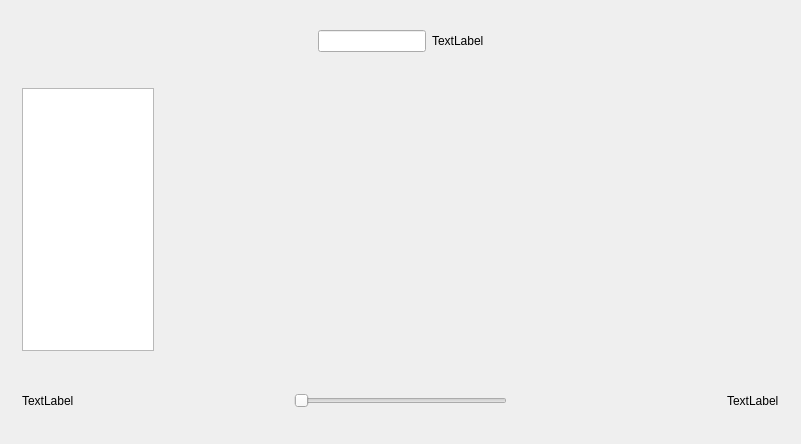
Qt form Human-Interaction/Music_Play/mainwindow.ui (100yang/Study) before a commit.
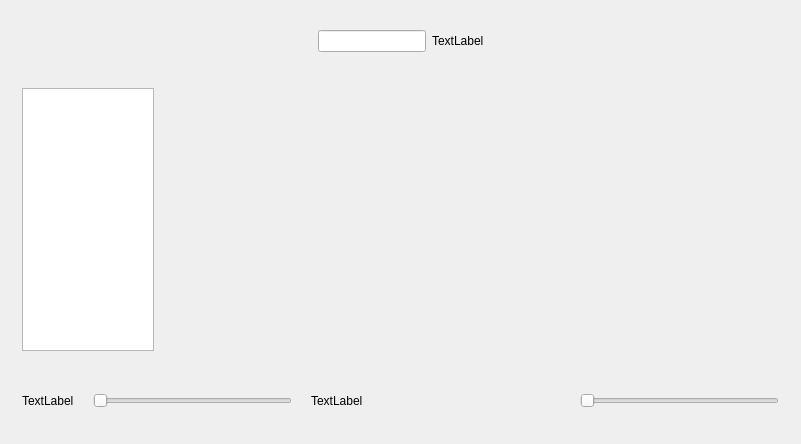
The same form after that commit. Icons and pictures are not drawn.

Patch:
```diff
--- a/Human-Interaction/Music_Play/mainwindow.ui
+++ b/Human-Interaction/Music_Play/mainwindow.ui
@@ -202,10 +202,13 @@
          <property name="orientation">
           <enum>Qt::Horizontal</enum>
          </property>
+         <property name="sizeType">
+          <enum>QSizePolicy::Fixed</enum>
+         </property>
          <property name="sizeHint" stdset="0">
           <size>
-           <width>187</width>
-           <height>20</height>
+           <width>13</width>
+           <height>17</height>
           </size>
          </property>
         </spacer>
@@ -222,10 +225,13 @@
          <property name="orientation">
           <enum>Qt::Horizontal</enum>
          </property>
+         <property name="sizeType">
+          <enum>QSizePolicy::Fixed</enum>
+         </property>
          <property name="sizeHint" stdset="0">
           <size>
-           <width>187</width>
-           <height>20</height>
+           <width>13</width>
+           <height>17</height>
           </size>
          </property>
         </spacer>
@@ -237,6 +243,52 @@
          </property>
         </widget>
        </item>
+       <item>
+        <spacer name="horizontalSpacer_7">
+         <property name="orientation">
+          <enum>Qt::Horizontal</enum>
+         </property>
+         <property name="sizeHint" stdset="0">
+          <size>
+           <width>161</width>
+           <height>20</height>
+          </size>
+         </property>
+        </spacer>
+       </item>
+       <item>
+        <widget class="QLabel" name="label_4">
+         <property name="text">
+          <string/>
+         </property>
+         <property name="pixmap">
+          <pixmap resource="res.qrc">:/image/volume-medium-icon.png</pixmap>
+         </property>
+        </widget>
+       </item>
+       <item>
+        <spacer name="horizontalSpacer_8">
+         <property name="orientation">
+          <enum>Qt::Horizontal</enum>
+         </property>
+         <property name="sizeType">
+          <enum>QSizePolicy::Fixed</enum>
+         </property>
+         <property name="sizeHint" stdset="0">
+          <size>
+           <width>0</width>
+           <height>20</height>
+          </size>
+         </property>
+        </spacer>
+       </item>
+       <item>
+        <widget class="QSlider" name="Volume">
+         <property name="orientation">
+          <enum>Qt::Horizontal</enum>
+         </property>
+        </widget>
+       </item>
       </layout>
      </widget>
     </item>
```
Left out of the diff: 6 changed lines with no effect on the pictures.
